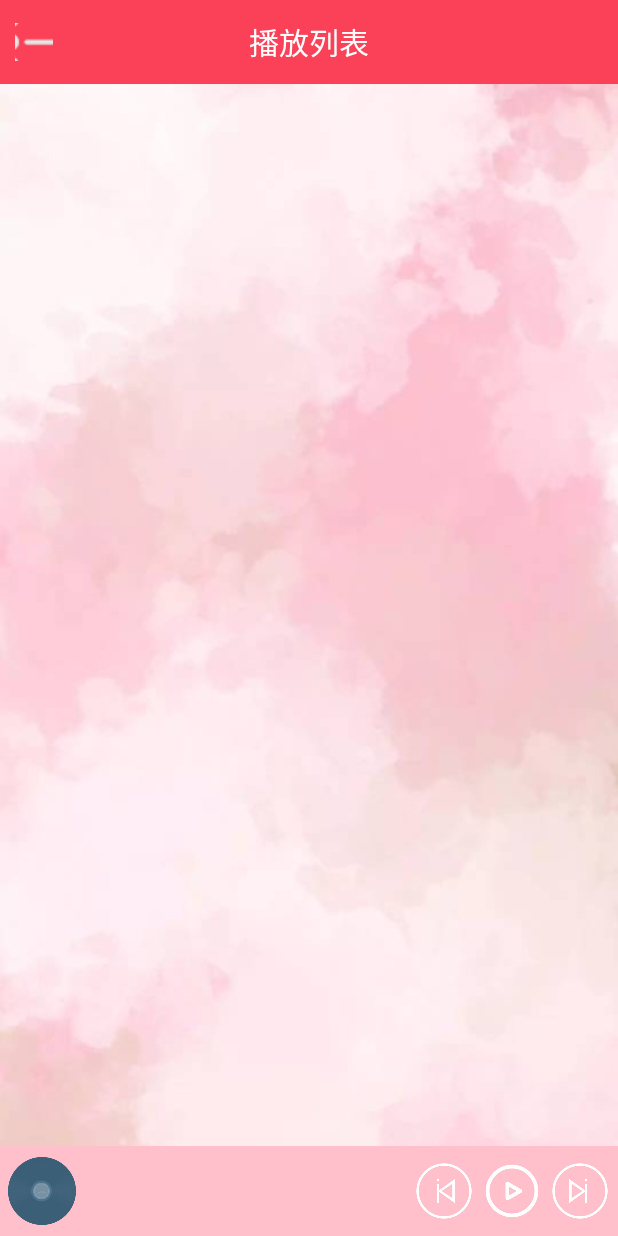
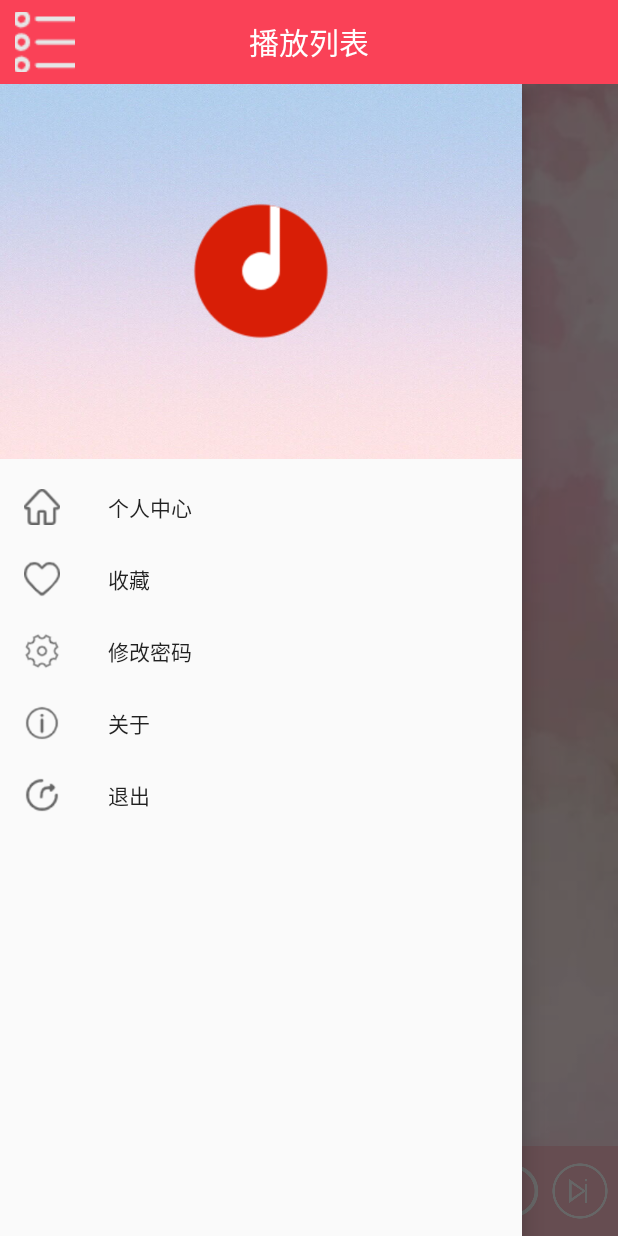
Before and after one commit to triwhiter/linlinmusic, an Android app: the MusicListActivity screen opened directly, with no data from a screen before it, after a tap on an icon or button, on a phone screen of 412 x 824 dp. Run offline under Robolectric (Android 15) with nearby library versions, the phone set to English and light mode, and no system bars; plain views replace SmartImageView; 6 statements that could not run were skipped.

Commit message:
通过按钮弹出侧边栏

```diff
--- a/app/src/main/java/cn/sjcup/musicplayer/activity/MusicListActivity.java
+++ b/app/src/main/java/cn/sjcup/musicplayer/activity/MusicListActivity.java
@@ -293,7 +293,7 @@ public class MusicListActivity extends AppCompatActivity implements View.OnClick
             @Override
             public void onClick(View view) {
                 if (mDrawerLayout != null)
-//                    mDrawerLayout.openDrawer(true);
+                    mDrawerLayout.openDrawer(Gravity.LEFT);
             }
         });
 
--- a/app/src/main/res/layout/title_bar.xml
+++ b/app/src/main/res/layout/title_bar.xml
@@ -9,8 +9,8 @@
         android:src="@drawable/list"
         android:background="@null"
         android:layout_marginLeft="10dp"
-        android:layout_width="25dp"
-        android:layout_height="25dp"
+        android:layout_width="40dp"
+        android:layout_height="40dp"
         android:layout_alignParentLeft="true"
         android:layout_centerVertical="true"
         />
```
